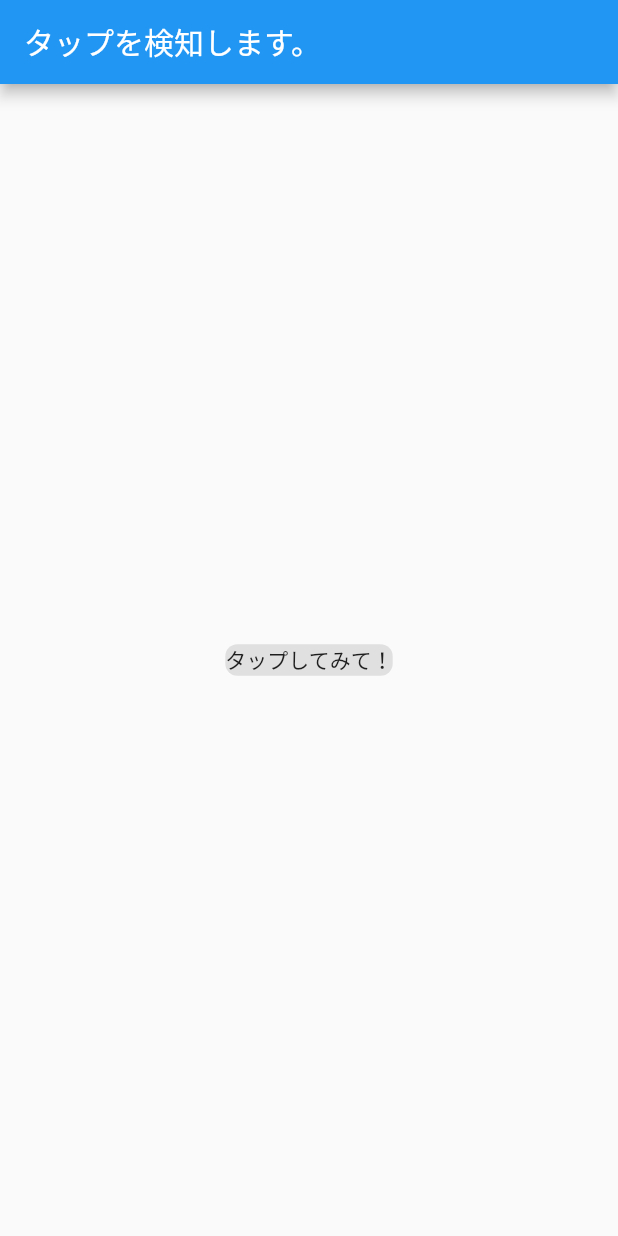
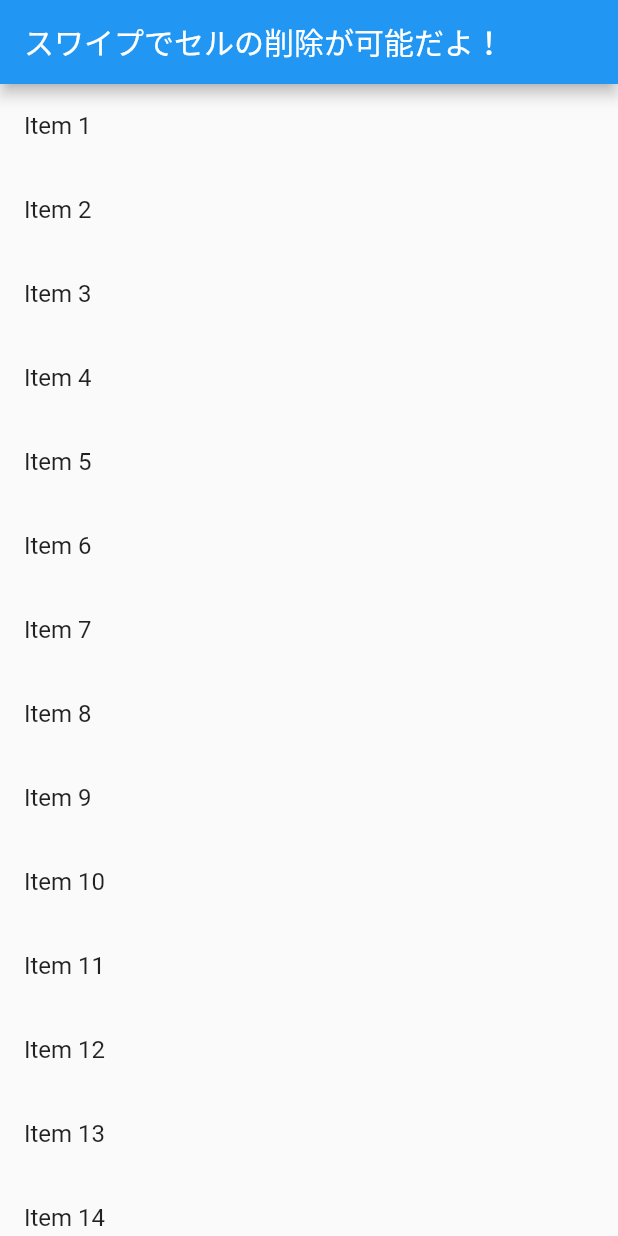
Before and after one commit to fummicc1/FlutterCookbookPractice, a Flutter app: the screen it shows after launch, on a phone screen of 412 x 824 dp. Run offline on Flutter 3.47's test engine with Material 2 defaults, Android fonts, the phone set to English and light mode, and no system bars.

Commit message:
Swipe Delete Cell Done

```diff
--- a/lib/main.dart
+++ b/lib/main.dart
@@ -3,6 +3,7 @@ import 'form_validator/main.dart';
 import 'ripple/main.dart';
 import 'ui_orientation/main.dart';
 import 'handle_tap/main.dart';
+import 'swipe_dismiss/main.dart';
 
 void main() => runApp(MyApp());
 
@@ -24,7 +25,7 @@ class MyApp extends StatelessWidget {
         // is not restarted.
         primarySwatch: Colors.blue,
       ),
-      home: HandlingTapPage(),
+      home: SwipeDismissPage(),
     );
   }
 }
--- /dev/null
+++ b/lib/swipe_dismiss/main.dart
@@ -0,0 +1,40 @@
+import 'package:flutter/material.dart';
+
+class SwipeDismissPage extends StatefulWidget {
+  @override
+  _SwipeDismissPageState createState() => _SwipeDismissPageState();
+}
+
+class _SwipeDismissPageState extends State<SwipeDismissPage> {
+  final items = List<String>.generate(20, (i) => "Item ${i + 1}");
+  final _scaffoldKey = GlobalKey<ScaffoldState>();
+
+  @override
+  Widget build(BuildContext context) {
+    return Scaffold(
+      key: _scaffoldKey,
+      appBar: AppBar(
+        title: Text("スワイプでセルの削除が可能だよ！"),
+      ),
+      body: ListView.builder(
+          itemCount: items.length, itemBuilder: (context, index) {
+            return Dismissible(
+                key: Key(items[index]),
+                child: ListTile(
+                  title: Text((items[index])),
+                ),
+              onDismissed: (direction) {
+                  setState(() {
+                    items.removeAt(index);
+                  });
+
+                  _scaffoldKey.currentState.showSnackBar(SnackBar(
+                    content: Text("item dismissed}"),
+                  ));
+              },
+              background: Container(color: Colors.red,),
+            );
+      }),
+    );
+  }
+}
```
